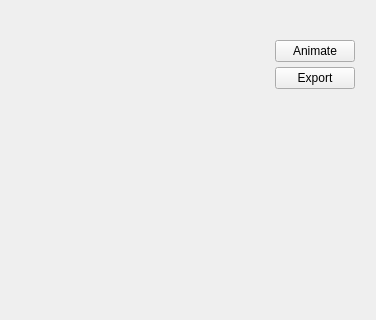
Above: SciDataTool/GUI/WPlotManager/WPlotManager.ui from Eomys/SciDataTool before the change; both pictures show x 0 to 376 and y 0 to 320 of the 376 by 683 pixel window. Below: the same form after it.
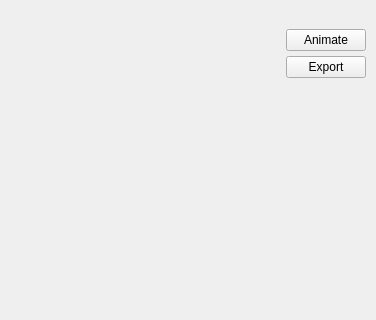
That is the form after the change. Custom widgets are drawn as their Qt base class.

Commit message: [NF] : Fixing an error when freqs or wavenumber was given to WAxisSelector (still a problem for WSliceOperator), fixing cases where multiple signals were emitted instead of one, fixing the size of WPlotManager to fit direclty in DDataPlotter

```diff
--- a/SciDataTool/GUI/WPlotManager/WPlotManager.ui
+++ b/SciDataTool/GUI/WPlotManager/WPlotManager.ui
@@ -14,6 +14,18 @@
    <string>WPlotManager</string>
   </property>
   <layout class="QVBoxLayout" name="verticalLayout">
+   <property name="leftMargin">
+    <number>0</number>
+   </property>
+   <property name="topMargin">
+    <number>0</number>
+   </property>
+   <property name="rightMargin">
+    <number>0</number>
+   </property>
+   <property name="bottomMargin">
+    <number>0</number>
+   </property>
    <item>
     <widget class="WVectorSelector" name="w_vect_selector" native="true">
      <property name="sizePolicy">
```
The commit also changes 5 other files.
